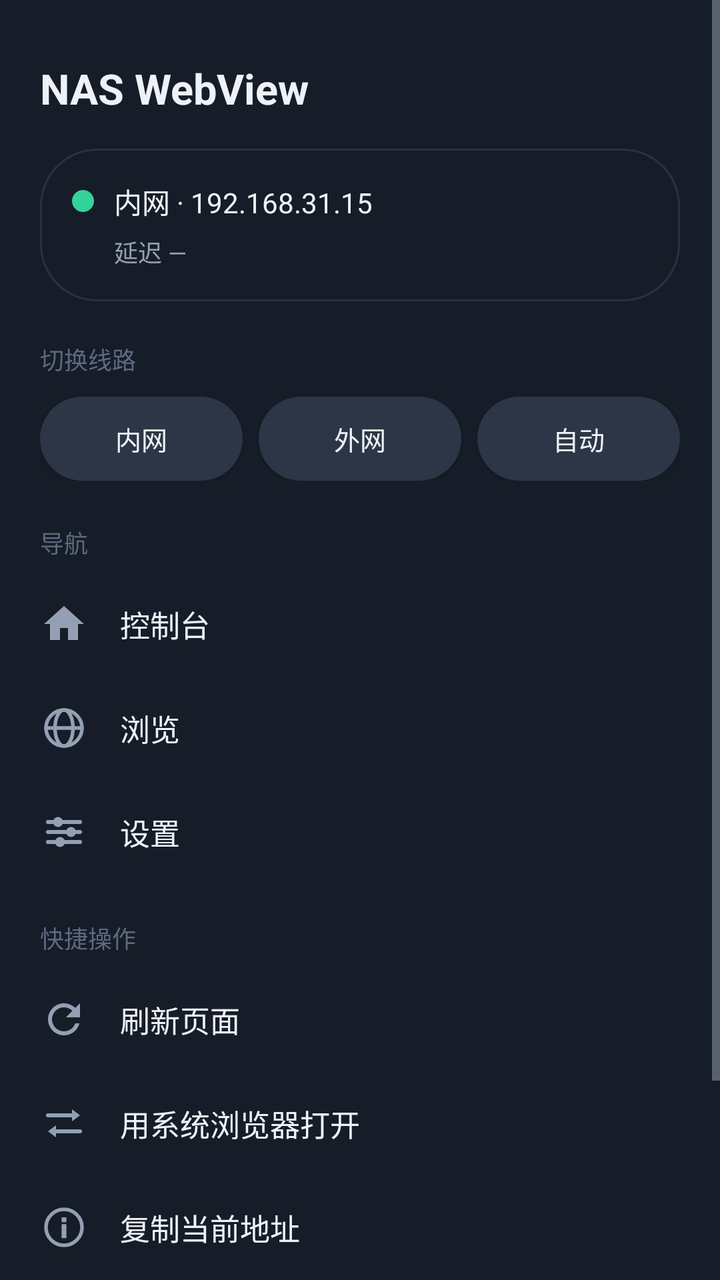
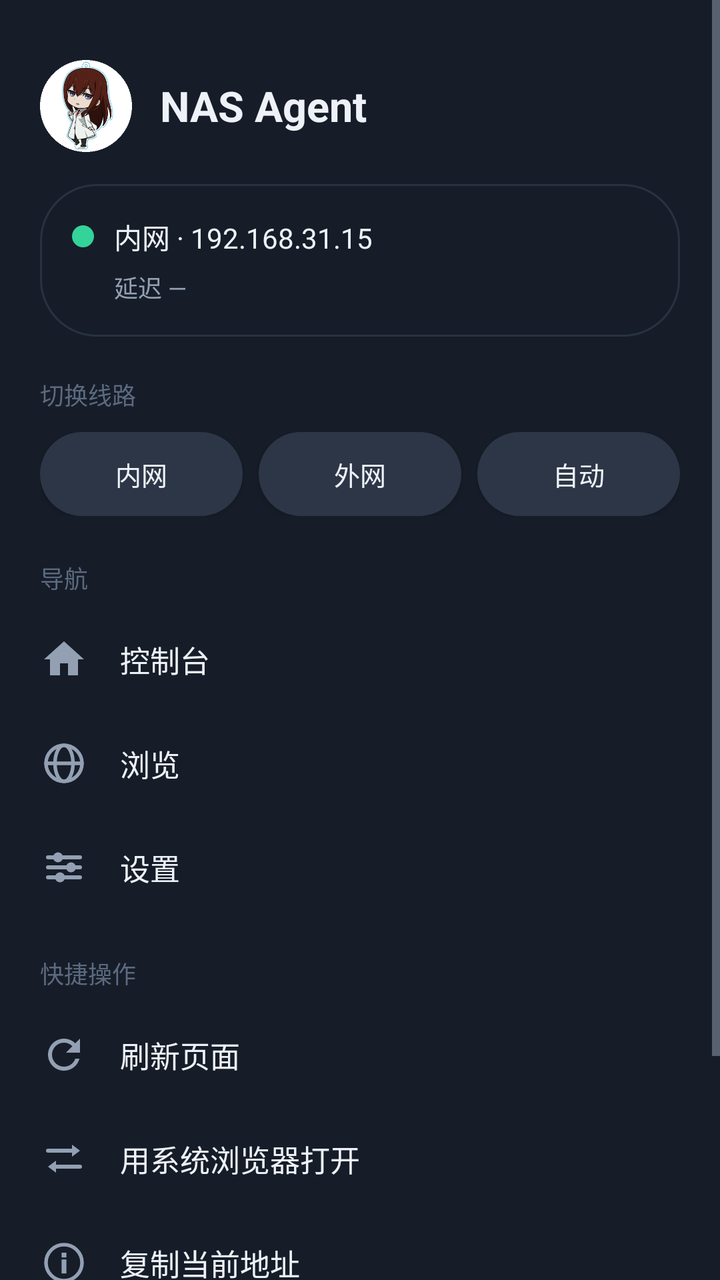

Screens rendered from an Android XML layout before and after an edit, with the pre-edit source and the edit as a unified diff.
<!-- AndroidManifest.xml: application theme Theme.NasWebView -->
<!-- res/layout/view_drawer.xml -->
<?xml version="1.0" encoding="utf-8"?>
<ScrollView xmlns:android="http://schemas.android.com/apk/res/android"
    android:id="@+id/drawerPanel"
    android:layout_width="308dp"
    android:layout_height="match_parent"
    android:background="@color/surface"
    android:fillViewport="true">

    <LinearLayout
        android:layout_width="match_parent"
        android:layout_height="wrap_content"
        android:orientation="vertical"
        android:paddingStart="20dp"
        android:paddingTop="30dp"
        android:paddingEnd="20dp"
        android:paddingBottom="24dp">

        
        <TextView
            android:layout_width="wrap_content"
            android:layout_height="wrap_content"
            android:text="NAS WebView"
            android:textColor="@color/text_primary"
            android:textSize="21sp"
            android:textStyle="bold" />

        <LinearLayout
            android:layout_width="match_parent"
            android:layout_height="wrap_content"
            android:layout_marginTop="16dp"
            android:background="@drawable/bg_card"
            android:orientation="vertical"
            android:padding="16dp">

            <LinearLayout
                android:layout_width="match_parent"
                android:layout_height="wrap_content"
                android:gravity="center_vertical"
                android:orientation="horizontal">

                <TextView
                    android:id="@+id/drawerStatusDot"
                    android:layout_width="11dp"
                    android:layout_height="11dp"
                    android:background="@drawable/bg_dot" />

                <TextView
                    android:id="@+id/drawerStatusText"
                    android:layout_width="wrap_content"
                    android:layout_height="wrap_content"
                    android:layout_marginStart="10dp"
                    android:text="内网 · 192.168.31.15"
                    android:textColor="@color/text_primary"
                    android:textSize="14sp" />
            </LinearLayout>

            <TextView
                android:id="@+id/drawerSub"
                android:layout_width="wrap_content"
                android:layout_height="wrap_content"
                android:layout_marginStart="21dp"
                android:layout_marginTop="6dp"
                android:text="延迟 —"
                android:textColor="@color/text_secondary"
                android:textSize="12sp" />
        </LinearLayout>

        
        <TextView
            android:layout_width="wrap_content"
            android:layout_height="wrap_content"
            android:layout_marginTop="20dp"
            android:text="切换线路"
            android:textColor="@color/text_muted"
            android:textSize="12sp" />

        <LinearLayout
            android:layout_width="match_parent"
            android:layout_height="wrap_content"
            android:layout_marginTop="10dp"
            android:orientation="horizontal">

            <Button
                android:id="@+id/btnDrawerLan"
                android:layout_width="0dp"
                android:layout_height="42dp"
                android:layout_weight="1"
                android:background="@drawable/bg_btn_secondary"
                android:minWidth="0dp"
                android:minHeight="0dp"
                android:text="内网"
                android:textColor="@color/text_primary"
                android:textSize="13sp" />

            <Button
                android:id="@+id/btnDrawerWan"
                android:layout_width="0dp"
                android:layout_height="42dp"
                android:layout_marginStart="8dp"
                android:layout_weight="1"
                android:background="@drawable/bg_btn_secondary"
                android:minWidth="0dp"
                android:minHeight="0dp"
                android:text="外网"
                android:textColor="@color/text_primary"
                android:textSize="13sp" />

            <Button
                android:id="@+id/btnDrawerAuto"
                android:layout_width="0dp"
                android:layout_height="42dp"
                android:layout_marginStart="8dp"
                android:layout_weight="1"
                android:background="@drawable/bg_btn_secondary"
                android:minWidth="0dp"
                android:minHeight="0dp"
                android:text="自动"
                android:textColor="@color/text_primary"
                android:textSize="13sp" />
        </LinearLayout>

        
        <TextView
            android:layout_width="wrap_content"
            android:layout_height="wrap_content"
            android:layout_marginTop="22dp"
            android:text="导航"
            android:textColor="@color/text_muted"
            android:textSize="12sp" />

        <LinearLayout
            android:id="@+id/itemHome"
            android:layout_width="match_parent"
            android:layout_height="52dp"
            android:layout_marginTop="6dp"
            android:background="?attr/selectableItemBackground"
            android:gravity="center_vertical"
            android:orientation="horizontal">

            <ImageView
                android:layout_width="24dp"
                android:layout_height="24dp"
                android:src="@drawable/ic_home"
                android:tint="@color/text_secondary" />

            <TextView
                android:layout_width="wrap_content"
                android:layout_height="wrap_content"
                android:layout_marginStart="16dp"
                android:text="控制台"
                android:textColor="@color/text_primary"
                android:textSize="15sp" />
        </LinearLayout>

        <LinearLayout
            android:id="@+id/itemBrowse"
            android:layout_width="match_parent"
            android:layout_height="52dp"
            android:background="?attr/selectableItemBackground"
            android:gravity="center_vertical"
            android:orientation="horizontal">

            <ImageView
                android:layout_width="24dp"
                android:layout_height="24dp"
                android:src="@drawable/ic_globe"
                android:tint="@color/text_secondary" />

            <TextView
                android:layout_width="wrap_content"
                android:layout_height="wrap_content"
                android:layout_marginStart="16dp"
                android:text="浏览"
                android:textColor="@color/text_primary"
                android:textSize="15sp" />
        </LinearLayout>

        <LinearLayout
            android:id="@+id/itemSettings"
            android:layout_width="match_parent"
            android:layout_height="52dp"
            android:background="?attr/selectableItemBackground"
            android:gravity="center_vertical"
            android:orientation="horizontal">

            <ImageView
                android:layout_width="24dp"
                android:layout_height="24dp"
                android:src="@drawable/ic_settings"
                android:tint="@color/text_secondary" />

            <TextView
                android:layout_width="wrap_content"
                android:layout_height="wrap_content"
                android:layout_marginStart="16dp"
                android:text="设置"
                android:textColor="@color/text_primary"
                android:textSize="15sp" />
        </LinearLayout>

        
        <TextView
            android:layout_width="wrap_content"
            android:layout_height="wrap_content"
            android:layout_marginTop="18dp"
            android:text="快捷操作"
            android:textColor="@color/text_muted"
            android:textSize="12sp" />

        <LinearLayout
            android:id="@+id/itemRefresh"
            android:layout_width="match_parent"
            android:layout_height="52dp"
            android:layout_marginTop="6dp"
            android:background="?attr/selectableItemBackground"
            android:gravity="center_vertical"
            android:orientation="horizontal">

            <ImageView
                android:layout_width="24dp"
                android:layout_height="24dp"
                android:src="@drawable/ic_refresh"
                android:tint="@color/text_secondary" />

            <TextView
                android:layout_width="wrap_content"
                android:layout_height="wrap_content"
                android:layout_marginStart="16dp"
                android:text="刷新页面"
                android:textColor="@color/text_primary"
                android:textSize="15sp" />
        </LinearLayout>

        <LinearLayout
            android:id="@+id/itemBrowser"
            android:layout_width="match_parent"
            android:layout_height="52dp"
            android:background="?attr/selectableItemBackground"
            android:gravity="center_vertical"
            android:orientation="horizontal">

            <ImageView
                android:layout_width="24dp"
                android:layout_height="24dp"
                android:src="@drawable/ic_swap"
                android:tint="@color/text_secondary" />

            <TextView
                android:layout_width="wrap_content"
                android:layout_height="wrap_content"
                android:layout_marginStart="16dp"
                android:text="用系统浏览器打开"
                android:textColor="@color/text_primary"
                android:textSize="15sp" />
        </LinearLayout>

        <LinearLayout
            android:id="@+id/itemCopy"
            android:layout_width="match_parent"
            android:layout_height="52dp"
            android:background="?attr/selectableItemBackground"
            android:gravity="center_vertical"
            android:orientation="horizontal">

            <ImageView
                android:layout_width="24dp"
                android:layout_height="24dp"
                android:src="@drawable/ic_info"
                android:tint="@color/text_secondary" />

            <TextView
                android:layout_width="wrap_content"
                android:layout_height="wrap_content"
                android:layout_marginStart="16dp"
                android:text="复制当前地址"
                android:textColor="@color/text_primary"
                android:textSize="15sp" />
        </LinearLayout>

        <LinearLayout
            android:id="@+id/itemAwake"
            android:layout_width="match_parent"
            android:layout_height="52dp"
            android:background="?attr/selectableItemBackground"
            android:gravity="center_vertical"
            android:orientation="horizontal">

            <ImageView
                android:layout_width="24dp"
                android:layout_height="24dp"
                android:src="@drawable/ic_sun"
                android:tint="@color/text_secondary" />

            <TextView
                android:layout_width="0dp"
                android:layout_height="wrap_content"
                android:layout_marginStart="16dp"
                android:layout_weight="1"
                android:text="屏幕常亮"
                android:textColor="@color/text_primary"
                android:textSize="15sp" />

            <TextView
                android:id="@+id/drawerAwakeState"
                android:layout_width="wrap_content"
                android:layout_height="wrap_content"
                android:text="开"
                android:textColor="@color/accent_soft"
                android:textSize="14sp" />
        </LinearLayout>

        <TextView
            android:id="@+id/drawerVersion"
            android:layout_width="wrap_content"
            android:layout_height="wrap_content"
            android:layout_marginTop="26dp"
            android:text="v1.2.0"
            android:textColor="@color/text_muted"
            android:textSize="12sp" />
    </LinearLayout>
</ScrollView>
<!-- resources referenced by this layout -->
<resources>
  <color name="accent_soft">#5B8CFF</color>
  <color name="surface">#161D28</color>
  <color name="text_muted">#5C6A80</color>
  <color name="text_primary">#EEF2F8</color>
  <color name="text_secondary">#93A0B4</color>
  <!-- drawable bg_btn_secondary (drawable) -->
  <?xml version="1.0" encoding="utf-8"?>
  <shape xmlns:android="http://schemas.android.com/apk/res/android"
      android:shape="rectangle">
      <solid android:color="#2C3646" />
      <corners android:radius="22dp" />
  </shape>
  <!-- drawable bg_card (drawable) -->
  <?xml version="1.0" encoding="utf-8"?>
  <shape xmlns:android="http://schemas.android.com/apk/res/android"
      android:shape="rectangle">
      <solid android:color="#161D28" />
          <stroke android:width="1dp" android:color="#283241" />
      <corners android:radius="28dp" />
  </shape>
  <!-- drawable bg_dot (drawable) -->
  <?xml version="1.0" encoding="utf-8"?>
  <shape xmlns:android="http://schemas.android.com/apk/res/android"
      android:shape="oval">
      <solid android:color="#34D399" />
      
  </shape>
  <!-- drawable ic_home (drawable) -->
  <?xml version="1.0" encoding="utf-8"?>
  <vector xmlns:android="http://schemas.android.com/apk/res/android"
      android:width="24dp" android:height="24dp"
      android:viewportWidth="24" android:viewportHeight="24">
      <path android:fillColor="#FFFFFFFF" android:pathData="M10,20v-6h4v6h5v-8h3L12,3 2,12h3v8z" />
  </vector>
  <!-- drawable ic_info (drawable) -->
  <?xml version="1.0" encoding="utf-8"?>
  <vector xmlns:android="http://schemas.android.com/apk/res/android"
      android:width="24dp" android:height="24dp"
      android:viewportWidth="24" android:viewportHeight="24">
      <path android:fillColor="#00000000" android:strokeColor="#FFFFFFFF" android:strokeWidth="1.8" android:strokeLineCap="round" android:pathData="M12,3 a9,9 0 1,0 0,18 a9,9 0 1,0 0,-18 z" />
      <path android:fillColor="#FFFFFFFF" android:pathData="M10.8,10.4 h2.4 v7 h-2.4 z" />
      <path android:fillColor="#FFFFFFFF" android:pathData="M10.8,7 h2.4 v2.4 h-2.4 z" />
  </vector>
  <!-- drawable ic_refresh (drawable) -->
  <?xml version="1.0" encoding="utf-8"?>
  <vector xmlns:android="http://schemas.android.com/apk/res/android"
      android:width="24dp" android:height="24dp"
      android:viewportWidth="24" android:viewportHeight="24">
      <path android:fillColor="#FFFFFFFF" android:pathData="M17.65,6.35C16.2,4.9 14.21,4 12,4c-4.42,0 -7.99,3.58 -7.99,8s3.57,8 7.99,8c3.73,0 6.84,-2.55 7.73,-6h-2.08c-0.82,2.33 -3.04,4 -5.65,4 -3.31,0 -6,-2.69 -6,-6s2.69,-6 6,-6c1.66,0 3.14,0.69 4.22,1.78L13,11h7V4l-2.35,2.35z" />
  </vector>
  <style name="Theme.NasWebView" parent="Theme.AppCompat.NoActionBar">
          <item name="colorPrimary">@color/accent</item>
          <item name="colorPrimaryDark">@color/bg</item>
          <item name="colorAccent">@color/accent</item>
          <item name="android:statusBarColor">@color/bg</item>
          <item name="android:navigationBarColor">@color/bg</item>
          <item name="android:windowBackground">@color/bg</item>
          <item name="android:windowLightStatusBar">false</item>
          <item name="android:textColorSecondary">@color/text_secondary</item>
      </style>
  <color name="accent">#3B7CFF</color>
  <color name="bg">#0F141C</color>
  <!-- unchanged entries left out for length: 4 -->
</resources>

<!-- the commit's change to res/layout/view_drawer.xml (unified diff, before → after) -->
@@ -16,13 +16,26 @@
         android:paddingBottom="24dp">
 
         
-        <TextView
-            android:layout_width="wrap_content"
-            android:layout_height="wrap_content"
-            android:text="NAS WebView"
-            android:textColor="@color/text_primary"
-            android:textSize="21sp"
-            android:textStyle="bold" />
+        <LinearLayout
+            android:layout_width="match_parent"
+            android:layout_height="wrap_content"
+            android:gravity="center_vertical"
+            android:orientation="horizontal">
+
+            <ImageView
+                android:layout_width="46dp"
+                android:layout_height="46dp"
+                android:src="@drawable/ic_avatar" />
+
+            <TextView
+                android:layout_width="wrap_content"
+                android:layout_height="wrap_content"
+                android:layout_marginStart="14dp"
+                android:text="NAS Agent"
+                android:textColor="@color/text_primary"
+                android:textSize="21sp"
+                android:textStyle="bold" />
+        </LinearLayout>
 
         <LinearLayout
             android:layout_width="match_parent"
<!-- resource entries referenced after the edit -->
@@ -27,6 +27,7 @@
       <solid android:color="#34D399" />
       
   </shape>
+  <!-- drawable ic_avatar: png bitmap (drawable, 50750 bytes) -->
   <!-- drawable ic_home (drawable) -->
   <?xml version="1.0" encoding="utf-8"?>
   <vector xmlns:android="http://schemas.android.com/apk/res/android"
